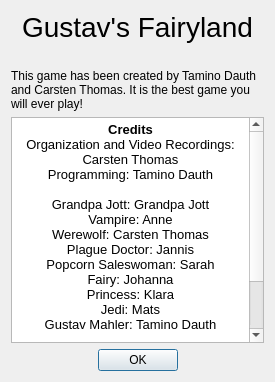
First picture: the form in ui/aboutdialog.ui, repository tdauth/gustavsfairyland, before the edit.
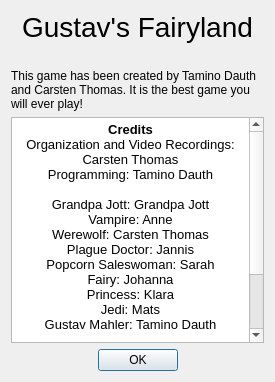
Second picture: the form after the edit. Icons and pictures are not drawn.

Commit message: Added translations and credits

```diff
--- a/ui/aboutdialog.ui
+++ b/ui/aboutdialog.ui
@@ -77,7 +77,8 @@
 &lt;p align=&quot;center&quot; style=&quot;-qt-paragraph-type:empty; margin-top:0px; margin-bottom:0px; margin-left:0px; margin-right:0px; -qt-block-indent:0; text-indent:0px;&quot;&gt;&lt;br /&gt;&lt;/p&gt;
 &lt;p align=&quot;center&quot; style=&quot; margin-top:0px; margin-bottom:0px; margin-left:0px; margin-right:0px; -qt-block-indent:0; text-indent:0px;&quot;&gt;Wood texture: &lt;a href=&quot;http://publicdomainvectors.org/en/free-clipart/Wood-texture/39404.html&quot;&gt;&lt;span style=&quot; text-decoration: underline; color:#0000ff;&quot;&gt;Click me&lt;/span&gt;&lt;/a&gt;&lt;span style=&quot; font-family:'MS Shell Dlg 2'; font-size:8pt;&quot;&gt;&lt;br /&gt;&lt;/span&gt;&lt;span style=&quot; font-family:'MS Shell Dlg 2';&quot;&gt;Paper texture: &lt;/span&gt;&lt;a href=&quot;http://all-free-download.com/free-vector/download/set-of-blank-paper-design-vector_524297.html&quot;&gt;&lt;span style=&quot; font-family:'MS Shell Dlg 2'; text-decoration: underline; color:#0000ff;&quot;&gt;Click me &lt;/span&gt;&lt;/a&gt;&lt;/p&gt;
 &lt;p align=&quot;center&quot; style=&quot; margin-top:0px; margin-bottom:0px; margin-left:0px; margin-right:0px; -qt-block-indent:0; text-indent:0px;&quot;&gt;&lt;span style=&quot; font-family:'MS Shell Dlg 2';&quot;&gt;Icon: &lt;/span&gt;&lt;a href=&quot; https://commons.wikimedia.org/wiki/File:Gustav_Mahler_by_Hans_Schliessmann-12.jpg&quot;&gt;&lt;span style=&quot; font-family:'MS Shell Dlg 2'; text-decoration: underline; color:#0000ff;&quot;&gt;Click me&lt;/span&gt;&lt;/a&gt;&lt;/p&gt;
-&lt;p align=&quot;center&quot; style=&quot; margin-top:0px; margin-bottom:0px; margin-left:0px; margin-right:0px; -qt-block-indent:0; text-indent:0px;&quot;&gt;Mahler's 5th Symphony: &lt;a href=&quot;https://archive.org/details/Mahler_Symphony_5&quot;&gt;&lt;span style=&quot; text-decoration: underline; color:#2980b9;&quot;&gt;Click me&lt;/span&gt;&lt;/a&gt;&lt;/p&gt;&lt;/body&gt;&lt;/html&gt;</string>
+&lt;p align=&quot;center&quot; style=&quot; margin-top:0px; margin-bottom:0px; margin-left:0px; margin-right:0px; -qt-block-indent:0; text-indent:0px;&quot;&gt;Mahler's 5th Symphony: &lt;a href=&quot;https://archive.org/details/Mahler_Symphony_5&quot;&gt;&lt;span style=&quot; text-decoration: underline; color:#2980b9;&quot;&gt;Click me&lt;/span&gt;&lt;/a&gt;&lt;/p&gt;
+&lt;p align=&quot;center&quot; style=&quot; margin-top:0px; margin-bottom:0px; margin-left:0px; margin-right:0px; -qt-block-indent:0; text-indent:0px;&quot;&gt;Mahlers Piano Quartett: &lt;a href=&quot;https://archive.org/details/MahlerPianoQuartetInAMinor&quot;&gt;&lt;span style=&quot; text-decoration: underline; color:#2980b9;&quot;&gt;Click me&lt;/span&gt;&lt;/a&gt;&lt;/p&gt;&lt;/body&gt;&lt;/html&gt;</string>
      </property>
      <property name="openExternalLinks">
       <bool>true</bool>
```
The commit also changes 2 other files.
